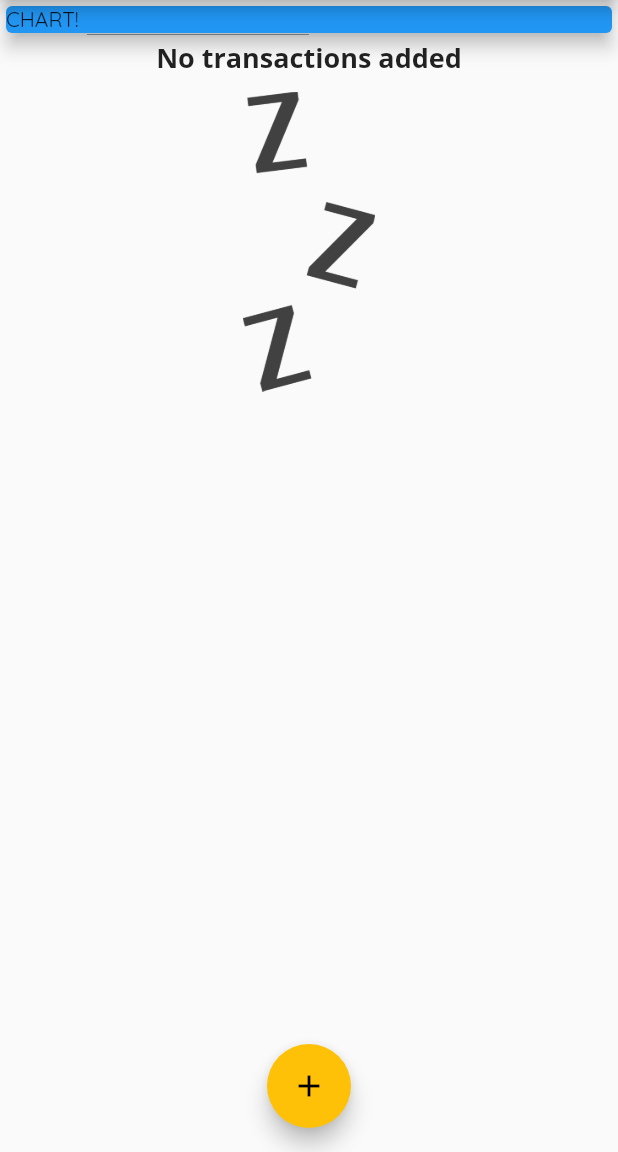
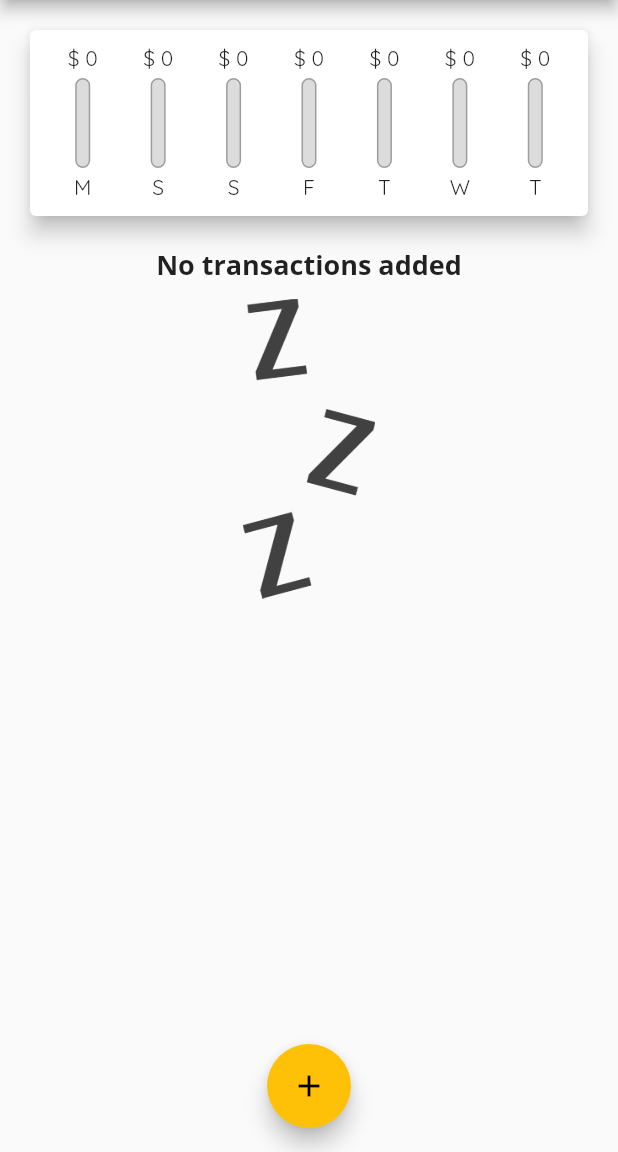
Before and after one commit to dyatco/flutterExpenseTracker, a Flutter app: the screen it shows after launch, on a phone screen of 412 x 824 dp, the part 84-1236 px from its top. Run offline on Flutter 3.47's test engine with Material 2 defaults, Android fonts, the phone set to English and light mode, and no system bars.

Commit message:
added chart

```diff
--- a/lib/main.dart
+++ b/lib/main.dart
@@ -1,6 +1,7 @@
 import 'package:flutter/material.dart';
 import 'package:personal_expenses/widgets/new_transaction.dart';
 
+import './widgets/chart.dart';
 import './widgets/new_transaction.dart';
 import './widgets/transaction_list.dart';
 import './models/transaction.dart';
@@ -57,6 +58,12 @@ class _MyHomePageState extends State<MyHomePage> {
   //   ),
   ];
 
+  List<Transaction> get _recentTransactions {
+    return _userTransactions.where((tx) {
+      return tx.date.isAfter(DateTime.now().subtract(Duration(days: 7),),);
+    }).toList();
+  }
+
   void _addNewTransaction(String txTitle, double txAmount) {
     final newTx = Transaction(
       title: txTitle,
@@ -101,14 +108,9 @@ class _MyHomePageState extends State<MyHomePage> {
           // mainAxisAlignment: MainAxisAlignment.spaceAround,
           crossAxisAlignment: CrossAxisAlignment.stretch,
           children: <Widget>[
-            Container(
-              width: double.infinity,
-              child: Card(
-                color: Colors.blue,
-                child: Text('CHART!'),
-                elevation: 5,
-              ),
-            ),
+
+            // Chart
+            Chart(_recentTransactions),
             TransactionList(_userTransactions),
           ],
         ),
--- a/lib/widgets/chart.dart
+++ b/lib/widgets/chart.dart
@@ -0,0 +1,72 @@
+import 'package:flutter/material.dart';
+import 'package:intl/intl.dart';
+
+import './chart_bar.dart';
+import '../models/transaction.dart';
+
+class Chart extends StatelessWidget {
+  final List<Transaction> recentTransactions;
+
+  Chart(this.recentTransactions);
+
+  List<Map<String, Object>> get groupedTransactionValues {
+    return List.generate(
+      7,
+      (index) {
+        final weekDay = DateTime.now().subtract(
+          Duration(days: index),
+        );
+        double totalSum = 0.0;
+
+        // adds amounts per weekday
+        for (var i = 0; i < recentTransactions.length; i++) {
+          if (recentTransactions[i].date.day == weekDay.day &&
+              recentTransactions[i].date.month == weekDay.month &&
+              recentTransactions[i].date.year == weekDay.year) {
+            totalSum += recentTransactions[i].amount;
+          }
+        }
+
+        print(DateFormat.E().format(weekDay));
+        print(totalSum);
+
+        return {
+          // substring displays (start of character, to end of character)
+          'day': DateFormat.E().format(weekDay).substring(0, 1),
+          'amount': totalSum,
+        };
+    });
+  }
+
+  double get totalSpending {
+    return groupedTransactionValues.fold(0.0, (sum, item) {
+      return sum + (item['amount'] as double);
+    });
+  }
+
+  @override
+  Widget build(BuildContext context) {
+    print(groupedTransactionValues);
+    return Card(
+      elevation: 6,
+      margin: EdgeInsets.all(20),
+      child: Container(
+        padding: EdgeInsets.all(10),
+        child: Row(
+          mainAxisAlignment: MainAxisAlignment.spaceAround,
+          children: groupedTransactionValues.map((data) {
+            return Flexible(
+              // force to it's assigned size
+              fit: FlexFit.tight,
+              child: ChartBar(
+                (data['day'] as String),
+                (data['amount'] as double),
+                totalSpending == 0.0 ? 0.0 : (data['amount'] as double) / totalSpending,
+              ),
+            );
+          }).toList(),
+        ),
+      ),
+    );
+  }
+}
--- /dev/null
+++ b/lib/widgets/chart_bar.dart
@@ -0,0 +1,55 @@
+import 'package:flutter/material.dart';
+
+class ChartBar extends StatelessWidget {
+  final String label;
+  final double spendingAmount;
+  final double spendingPctOfTotal;
+
+  ChartBar(this.label, this.spendingAmount, this.spendingPctOfTotal);
+
+  @override
+  Widget build(BuildContext context) {
+    return Column(
+      children: <Widget>[
+        // forces child into available space. Will shrink text if necessary
+        FittedBox(
+          child: Text('\$ ${spendingAmount.toStringAsFixed(0)}'),
+        ),
+        SizedBox(
+          height: 4,
+        ),
+        Container(
+          height: 60,
+          width: 10,
+          // Stack to overlap for filled bar look
+          child: Stack(
+            children: <Widget>[
+              // Empty box
+              Container(
+                decoration: BoxDecoration(
+                  border: Border.all(color: Colors.grey, width: 1.0),
+                  color: Color.fromRGBO(220, 220, 220, 1),
+                  borderRadius: BorderRadius.circular(10),
+                ),
+              ),
+              // Filling of box
+              FractionallySizedBox(
+                heightFactor: spendingPctOfTotal,
+                child: Container(
+                  decoration: BoxDecoration(
+                    color: Theme.of(context).primaryColor,
+                    borderRadius: BorderRadius.circular(10),
+                  ),
+                ),
+              )
+            ],
+          ),
+        ),
+        SizedBox(
+          height: 4,
+        ),
+        Text(label),
+      ],
+    );
+  }
+}
```
